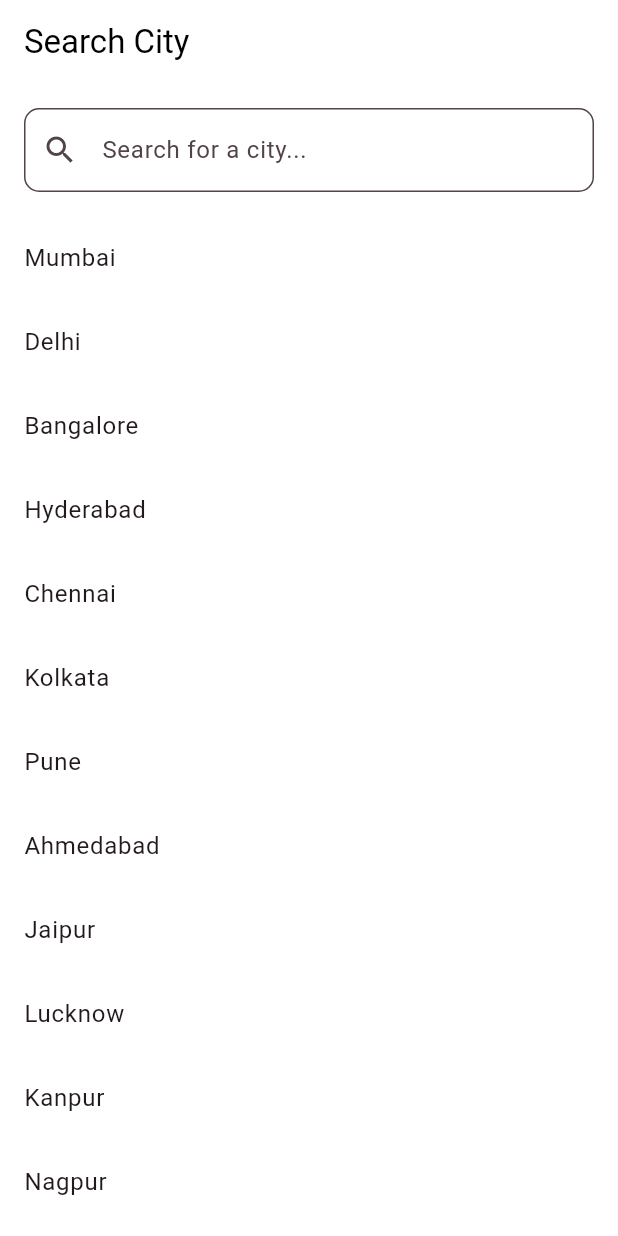
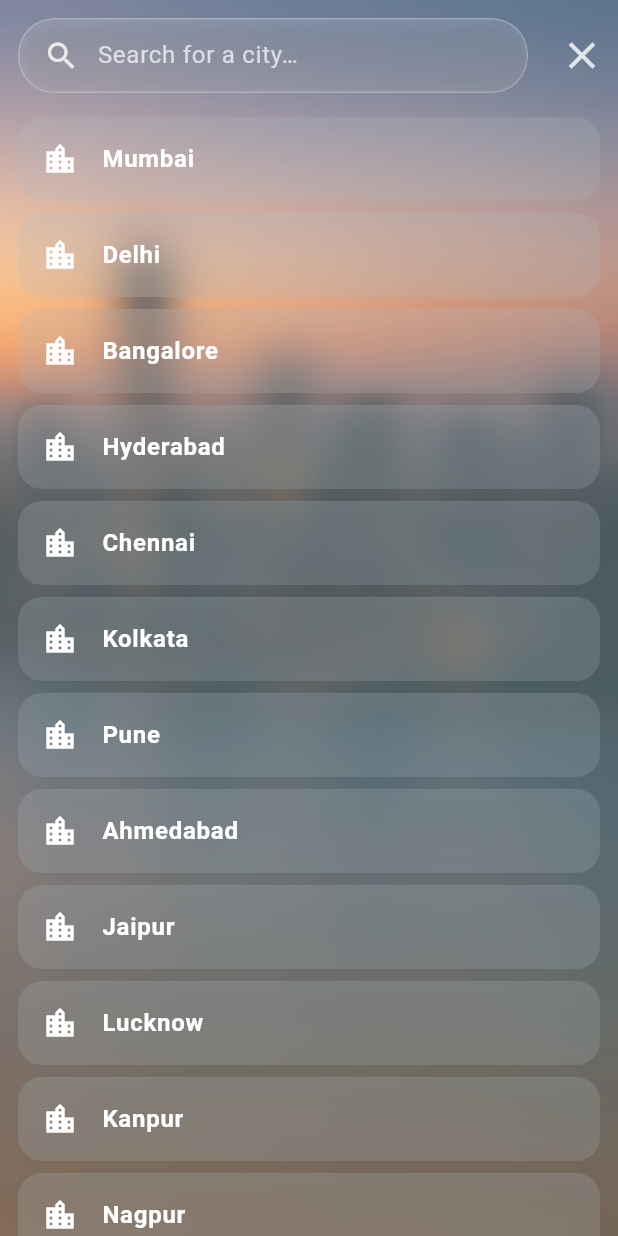
Before and after one commit to Vivek-Raghav/Auracast-by-vivekraghav, a Flutter app: the CitySearchScreen screen opened by its route, on a phone screen of 412 x 824 dp. Run offline on Flutter 3.47's test engine with Material 3 defaults, Android fonts, the phone set to English and light mode, and no system bars; our stand-ins replace connectivity_plus, dartz, dio, equatable, firebase_core, flutter_bloc and 3 more; accounts and stored records are empty; generated files the repository leaves out were written again; network calls fail; Roboto replaces fonts that are missing (Lexend).

Commit message:
city search screen enhacements

```diff
--- a/lib/gen/assets.gen.dart
+++ b/lib/gen/assets.gen.dart
@@ -30,6 +30,14 @@ class $AssetsIconsGen {
 class $AssetsImagesGen {
   const $AssetsImagesGen();
 
+  /// File path: assets/images/bg_search_city.png
+  AssetGenImage get bgSearchCity =>
+      const AssetGenImage('assets/images/bg_search_city.png');
+
+  /// File path: assets/images/bg_search_city2.png
+  AssetGenImage get bgSearchCity2 =>
+      const AssetGenImage('assets/images/bg_search_city2.png');
+
   /// File path: assets/images/home_background.png
   AssetGenImage get homeBackground =>
       const AssetGenImage('assets/images/home_background.png');
@@ -38,7 +46,8 @@ class $AssetsImagesGen {
   AssetGenImage get house => const AssetGenImage('assets/images/house.png');
 
   /// List of all assets
-  List<AssetGenImage> get values => [homeBackground, house];
+  List<AssetGenImage> get values =>
+      [bgSearchCity, bgSearchCity2, homeBackground, house];
 }
 
 class $AssetsWeathertypeGen {
--- a/lib/home/presentation/pages/city_search_screen.dart
+++ b/lib/home/presentation/pages/city_search_screen.dart
@@ -1,3 +1,6 @@
+import 'dart:ui';
+
+import 'package:auracast/gen/assets.gen.dart';
 import 'package:flutter/material.dart';
 import 'package:go_router/go_router.dart';
 
@@ -63,39 +66,91 @@ class _CitySearchScreenState extends State<CitySearchScreen> {
   @override
   Widget build(BuildContext context) {
     return Scaffold(
-      appBar: AppBar(
-        title: const Text('Search City'),
+      backgroundColor: Colors.transparent,
+      body: Stack(
+        children: [
+          SizedBox(
+            height: double.infinity,
+            child: Assets.images.bgSearchCity2.image(fit: BoxFit.cover),
           ),
-      body: Column(
+          Positioned.fill(
+            child: ClipRRect(
+              // match your rounded‐corner aesthetic if you like
+              child: BackdropFilter(
+                filter: ImageFilter.blur(sigmaX: 12, sigmaY: 12),
+                child: Container(
+                  color: Colors.white.withOpacity(0.22),
+                ),
+              ),
+            ),
+          ),
+          SafeArea(
+            child: Column(
               children: [
-          Padding(
-            padding: const EdgeInsets.all(16.0),
-            child: TextField(
+                Row(
+                  children: [
+                    Expanded(
+                      child: Padding(
+                        padding: const EdgeInsets.all(12),
+                        child: GlassSearchField(
                           controller: _searchController,
-              decoration: InputDecoration(
-                hintText: 'Search for a city...',
-                prefixIcon: const Icon(Icons.search),
-                border: OutlineInputBorder(
-                  borderRadius: BorderRadius.circular(10),
+                          onChanged: _filterCities,
+                          hintText: 'Search for a city…',
                         ),
-                filled: true,
-                fillColor: Colors.white,
                       ),
-              onChanged: _filterCities,
                     ),
+                    IconButton(
+                      onPressed: () => context.pop(),
+                      icon: Icon(
+                        Icons.close,
+                        size: 30,
+                        color: Colors.white.withOpacity(0.8),
+                      ),
+                    )
+                  ],
                 ),
                 Expanded(
                   child: ListView.builder(
+                    padding: const EdgeInsets.symmetric(horizontal: 12),
                     itemCount: filteredCities.length,
                     itemBuilder: (context, index) {
-                return ListTile(
-                  title: Text(filteredCities[index]),
-                  onTap: () {
-                    // Navigate back with the selected city using GoRouter
-                    context.pop(filteredCities[index]);
-                  },
+                      return Padding(
+                        padding: const EdgeInsets.symmetric(vertical: 4),
+                        child: ClipRRect(
+                          borderRadius: BorderRadius.circular(16),
+                          child: BackdropFilter(
+                            filter: ImageFilter.blur(sigmaX: 10, sigmaY: 10),
+                            child: Container(
+                              color: Theme.of(context)
+                                  .primaryColor
+                                  .withOpacity(0.20),
+                              child: ListTile(
+                                leading: Icon(Icons.location_city,
+                                    color: Theme.of(context)
+                                        .colorScheme
+                                        .onPrimary),
+                                title: Text(
+                                  filteredCities[index],
+                                  style: Theme.of(context)
+                                      .textTheme
+                                      .bodyLarge
+                                      ?.copyWith(
+                                        color: Theme.of(context)
+                                            .colorScheme
+                                            .onPrimary,
+                                        fontWeight: FontWeight.w600,
+                                      ),
+                                ),
+                                onTap: () => context.pop(filteredCities[index]),
+                              ),
+                            ),
+                          ),
+                        ),
                       );
                     },
+                  ),
+                ),
+              ],
             ),
           ),
         ],
@@ -109,3 +164,60 @@ class _CitySearchScreenState extends State<CitySearchScreen> {
     super.dispose();
   }
 }
+
+class GlassSearchField extends StatelessWidget {
+  final TextEditingController controller;
+  final ValueChanged<String> onChanged;
+  final String hintText;
+
+  const GlassSearchField({
+    super.key,
+    required this.controller,
+    required this.onChanged,
+    this.hintText = 'Search for a city...',
+  });
+
+  @override
+  Widget build(BuildContext context) {
+    return ClipRRect(
+      borderRadius: BorderRadius.circular(24),
+      child: BackdropFilter(
+        filter: ImageFilter.blur(sigmaX: 10, sigmaY: 10),
+        child: Container(
+          height: 50,
+          padding: const EdgeInsets.symmetric(horizontal: 16),
+          decoration: BoxDecoration(
+            color: Colors.white.withOpacity(0.15),
+            borderRadius: BorderRadius.circular(24),
+            border: Border.all(color: Colors.white.withOpacity(0.25)),
+            boxShadow: [
+              BoxShadow(
+                color: Colors.black.withOpacity(0.1),
+                offset: const Offset(0, 4),
+                blurRadius: 8,
+              )
+            ],
+          ),
+          child: Row(
+            children: [
+              Icon(Icons.search, color: Colors.white.withOpacity(0.8)),
+              const SizedBox(width: 12),
+              Expanded(
+                child: TextField(
+                  controller: controller,
+                  onChanged: onChanged,
+                  style: TextStyle(color: Colors.white),
+                  decoration: InputDecoration(
+                    hintText: hintText,
+                    hintStyle: TextStyle(color: Colors.white70),
+                    border: InputBorder.none,
+                  ),
+                ),
+              ),
+            ],
+          ),
+        ),
+      ),
+    );
+  }
+}
--- a/lib/home/presentation/pages/home_screen.dart
+++ b/lib/home/presentation/pages/home_screen.dart
@@ -32,6 +32,7 @@ class _HomeScreenState extends State<HomeScreen> {
       }
     } else {
       homeBloc.add(FetchWeather(params: "Delhi"));
+      currentCity.add("Delhi");
     }
   }
 
```
Also changed, not shown: assets/images/bg_search_city.png (added), assets/images/bg_search_city2.png (added). Lines whose indentation alone changed are shown as unchanged.
